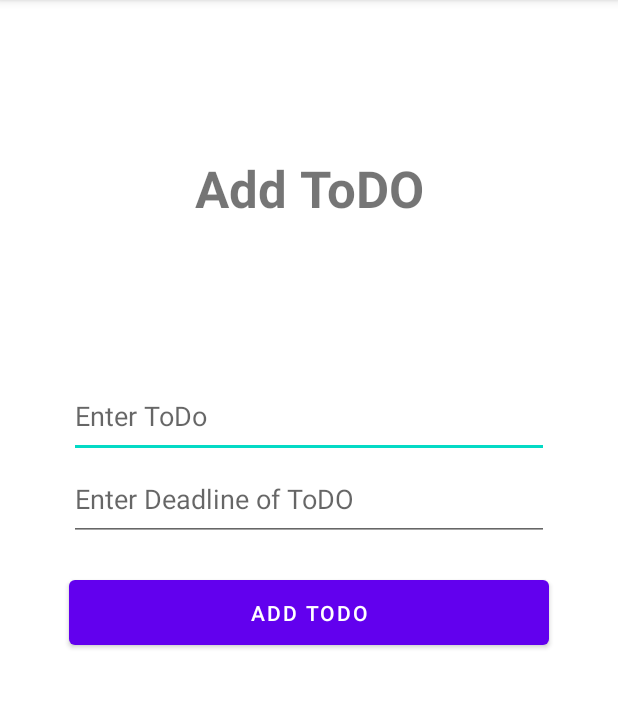
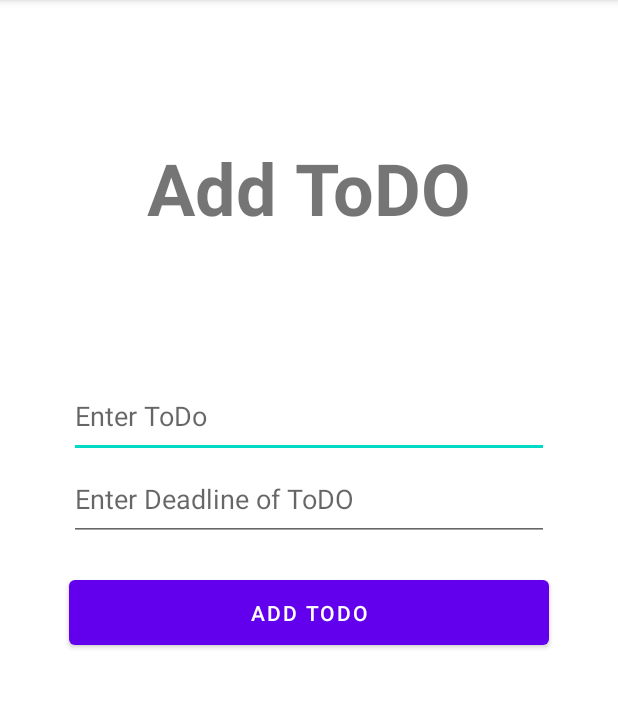
Before and after one commit to pitzzahh/android-app-todo, an Android app: the AddActivity screen opened directly, with no data from a screen before it, on a phone screen of 412 x 824 dp, the part 84-792 px from its top. Run offline under Robolectric (Android 15) with nearby library versions, the phone set to English and light mode, and no system bars.

Commit message:
refactor: title text size

```diff
--- a/app/src/main/res/layout/activity_add.xml
+++ b/app/src/main/res/layout/activity_add.xml
@@ -53,7 +53,7 @@
         android:layout_width="wrap_content"
         android:layout_height="wrap_content"
         android:text="@string/add_todo_header"
-        android:textSize="34sp"
+        android:textSize="48sp"
         android:textStyle="bold"
         app:layout_constraintBottom_toTopOf="@+id/todo"
         app:layout_constraintEnd_toEndOf="parent"
```
